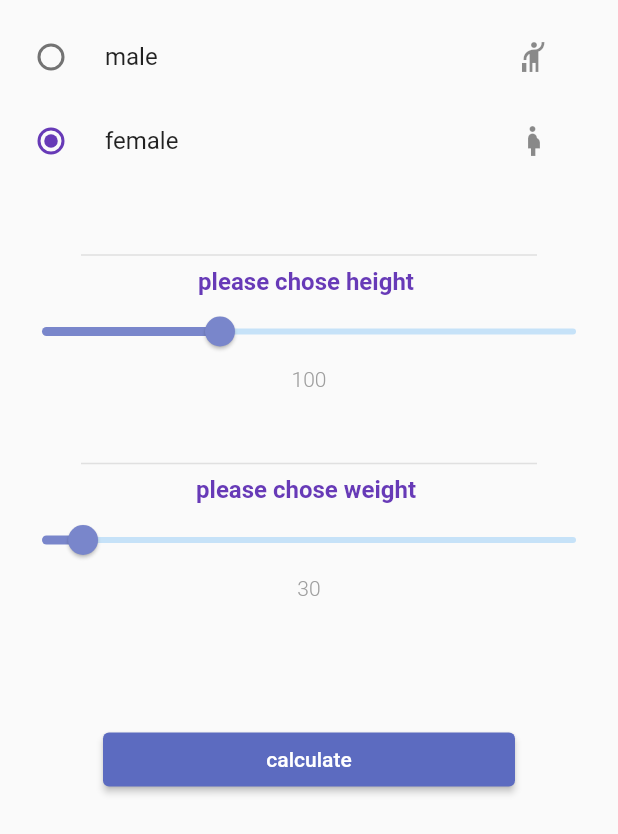
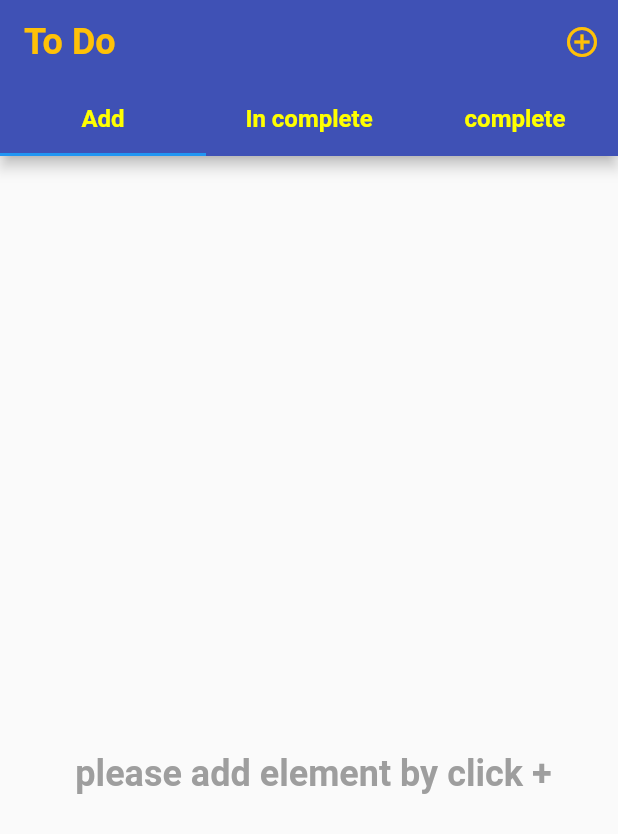
Before and after one commit to abdalazeez1/DSCTRACK4, a Flutter app: the screen it shows after launch, on a phone screen of 412 x 824 dp. Shown: the top 834 px of the screen. Run offline on Flutter 3.47's test engine with Material 2 defaults, Android fonts, the phone set to English and light mode, and no system bars.

Commit message:
new task

```diff
--- a/lib/main.dart
+++ b/lib/main.dart
@@ -1,5 +1,8 @@
 import 'package:dsc_mobile_track4/task2.dart';
+import 'package:dsc_mobile_track4/task_mahmoud/provider.dart';
+import 'package:dsc_mobile_track4/task_mahmoud/screens/layout_screen.dart';
 import 'package:flutter/material.dart';
+import 'package:provider/provider.dart';
 
 void main() {
   runApp(MyApp());
@@ -9,7 +12,10 @@ class MyApp extends StatelessWidget {
   // This widget is the root of your application.
   @override
   Widget build(BuildContext context) {
-    return MaterialApp(
+    return ChangeNotifierProvider(
+      create:(_)=> TaskProvider(),
+
+      child: MaterialApp(
         title: 'Flutter Demo',
         theme: ThemeData(
           // This is the theme of your application.
@@ -21,9 +27,11 @@ class MyApp extends StatelessWidget {
           // or simply save your changes to "hot reload" in a Flutter IDE).
           // Notice that the counter didn't reset back to zero; the application
           // is not restarted.
-        primarySwatch: Colors.blue,
+          // primaryColor: Colors.yellowAccent,
+// accentColor: Colors.yellowAccent
         ),
-      home:TAsk2(),
+        home:LayoutScreen(),
+      ),
     );
   }
 }
--- /dev/null
+++ b/lib/task_mahmoud/modeles/task.dart
@@ -0,0 +1,8 @@
+class TaskModel {
+  String title;
+
+  bool check;
+  String id;
+
+  TaskModel({this.title, this.check, this.id});
+}
--- /dev/null
+++ b/lib/task_mahmoud/provider.dart
@@ -0,0 +1,39 @@
+import 'package:dsc_mobile_track4/task_mahmoud/screens/all_screen.dart';
+import 'package:flutter/foundation.dart';
+
+import 'modeles/task.dart';
+
+class TaskProvider extends ChangeNotifier {
+  List<TaskModel> _allTask = [];
+  List<TaskModel> _incompleteTask = [];
+  List<TaskModel> _completeTask = [];
+
+  get allTask => _allTask;
+
+  get completeTask =>
+      _allTask.where((element) => (element.check == true)).toList() ?? [];
+
+  get inCompleteTask =>
+      _allTask.where((element) => (element.check == false)).toList() ?? [];
+
+  void add(TaskModel task) {
+    _allTask.add(task);
+    notifyListeners();
+  }
+
+  void updateTask(TaskModel task, bool val) {
+    tasks.forEach((element) {
+      if (element.id == task.id) {
+        element.check = !val;
+      }
+    });
+    notifyListeners();
+  }
+
+  void delete(
+    String id,
+  ) {
+    _allTask.removeWhere((element) => element.id == id);
+    notifyListeners();
+  }
+}
--- /dev/null
+++ b/lib/task_mahmoud/screens/all_screen.dart
@@ -0,0 +1,34 @@
+import 'package:dsc_mobile_track4/task_mahmoud/modeles/task.dart';
+import 'package:dsc_mobile_track4/task_mahmoud/provider.dart';
+import 'package:dsc_mobile_track4/task_mahmoud/widget/no_element.dart';
+import 'package:dsc_mobile_track4/task_mahmoud/widget/task.dart';
+import 'package:flutter/material.dart';
+import 'package:provider/provider.dart';
+
+List<TaskModel> tasks;
+
+class AllScreen extends StatelessWidget {
+  TaskProvider prov;
+
+  @override
+  Widget build(BuildContext context) {
+    prov = Provider.of<TaskProvider>(context);
+    tasks = prov.allTask;
+
+    return Container(
+      child: ListView.builder(
+        shrinkWrap: true,
+        physics: ScrollPhysics(),
+        itemCount: tasks.length == 0 ? 1 : tasks.length,
+        itemBuilder: (context, index) {
+          return tasks.length == 0
+              ? NoElement()
+              : Task(
+                  index: index,
+                  task: tasks[index],
+                );
+        },
+      ),
+    );
+  }
+}
--- /dev/null
+++ b/lib/task_mahmoud/screens/layout_screen.dart
@@ -0,0 +1,67 @@
+import 'package:dsc_mobile_track4/task_mahmoud/screens/add_new_task.dart';
+import 'package:dsc_mobile_track4/task_mahmoud/screens/all_screen.dart';
+import 'package:dsc_mobile_track4/task_mahmoud/screens/complete_screen.dart';
+import 'package:dsc_mobile_track4/task_mahmoud/screens/incomplete_screen.dart';
+import 'package:flutter/material.dart';
+
+class LayoutScreen extends StatelessWidget {
+
+  TextStyle style = TextStyle(
+      fontSize: 16, color: Colors.yellowAccent, fontWeight: FontWeight.bold);
+
+  @override
+  Widget build(BuildContext context) {
+    return DefaultTabController(
+      length: 3,
+      initialIndex: 0,
+      child: Scaffold(
+        appBar: buildAppBar(context),
+        body: TabBarView(
+          children: [
+            AllScreen(),
+            CompleteScreen(),
+            IncompleteScreen(),
+          ],
+        ),
+      ),
+    );
+  }
+
+  AppBar buildAppBar(BuildContext context) {
+    return AppBar(
+        backgroundColor: Colors.indigo.shade500,
+        title: Text(
+          'To Do',
+          style: TextStyle(
+              color: Colors.amber, fontWeight: FontWeight.bold, fontSize: 24),
+        ),
+        actions: [
+          IconButton(
+              onPressed: () {
+                Navigator.of(context)
+                    .push(MaterialPageRoute(builder: (_) => AddNewTask()));
+              },
+              icon: Icon(
+                Icons.add_circle_outline,
+                color: Colors.amber,
+              ))
+        ],
+        bottom: TabBar(
+          tabs: [
+            Tab(child: Text('Add', style: style)),
+            Tab(
+              child: Text(
+                'In complete',
+                style: style,
+              ),
+            ),
+            Tab(
+              child: Text(
+                'complete',
+                style: style,
+              ),
+            ),
+          ],
+        ));
+  }
+}
--- /dev/null
+++ b/lib/task_mahmoud/widget/no_element.dart
@@ -0,0 +1,26 @@
+import 'package:flutter/material.dart';
+
+class NoElement extends StatelessWidget {
+
+  @override
+  Widget build(BuildContext context) {
+    var size = MediaQuery.of(context).size;
+    return Container(
+      width: size.width,
+      height: size.height,
+      child: Center(
+        child: Align(
+          alignment: Alignment.center,
+          child: Text(
+            ' please add element by click +',
+            style: TextStyle(
+              fontSize: 24,
+              fontWeight: FontWeight.bold,
+              color: Colors.grey,
+            ),
+          ),
+        ),
+      ),
+    );
+  }
+}
--- a/pubspec.yaml
+++ b/pubspec.yaml
@@ -28,7 +28,7 @@ dependencies:
   # The following adds the Cupertino Icons font to your application.
   # Use with the CupertinoIcons class for iOS style icons.
   cupertino_icons: ^1.0.2
-
+  provider:
 dev_dependencies:
   flutter_test:
     sdk: flutter
```
Also changed, not shown: lib/task_mahmoud/screens/add_new_task.dart (added, +111 -0 lines), lib/task_mahmoud/screens/complete_screen.dart (added, +25 -0 lines), lib/task_mahmoud/screens/incomplete_screen.dart (added, +29 -0 lines), lib/task_mahmoud/widget/task.dart (added, +71 -0 lines), pubspec.lock. Lines whose indentation alone changed are shown as unchanged.
